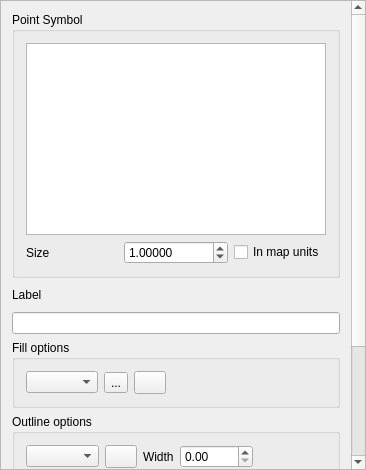
Old version of the form qgis/src/ui/qgssinglesymboldialogbase.ui in the repository sourcepole/qgis.
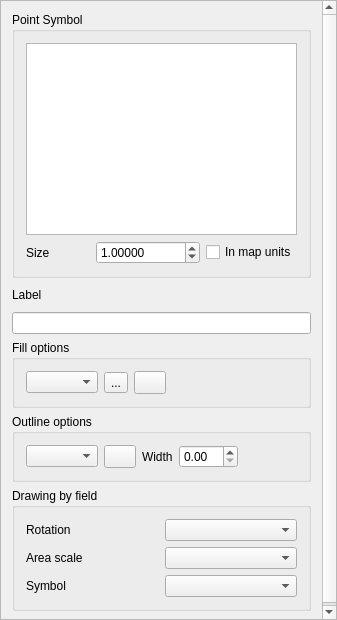
New version of the form. Custom widgets are drawn as their Qt base class.

Commit message: Small ui tidy ups

The edit to the form file:
```diff
--- a/qgis/src/ui/qgssinglesymboldialogbase.ui
+++ b/qgis/src/ui/qgssinglesymboldialogbase.ui
@@ -6,8 +6,8 @@
    <rect>
     <x>0</x>
     <y>0</y>
-    <width>366</width>
-    <height>470</height>
+    <width>337</width>
+    <height>620</height>
    </rect>
   </property>
   <property name="sizePolicy">
@@ -33,8 +33,8 @@
        <rect>
         <x>0</x>
         <y>0</y>
-        <width>350</width>
-        <height>604</height>
+        <width>335</width>
+        <height>618</height>
        </rect>
       </property>
       <layout class="QGridLayout" name="gridLayout_5">
@@ -246,9 +246,6 @@
           <string>Outline options</string>
          </property>
          <layout class="QHBoxLayout" name="horizontalLayout_3">
-          <item>
-           <layout class="QHBoxLayout"/>
-          </item>
           <item>
            <widget class="QComboBox" name="cboOutlineStyle">
             <property name="sizePolicy">
@@ -395,6 +392,19 @@
          </layout>
         </widget>
        </item>
+       <item row="6" column="0">
+        <spacer name="verticalSpacer_2">
+         <property name="orientation">
+          <enum>Qt::Vertical</enum>
+         </property>
+         <property name="sizeHint" stdset="0">
+          <size>
+           <width>20</width>
+           <height>40</height>
+          </size>
+         </property>
+        </spacer>
+       </item>
       </layout>
      </widget>
     </widget>
```
Left out of the diff: 3 changed lines with no effect on the pictures. The commit also changes 1 other file.
